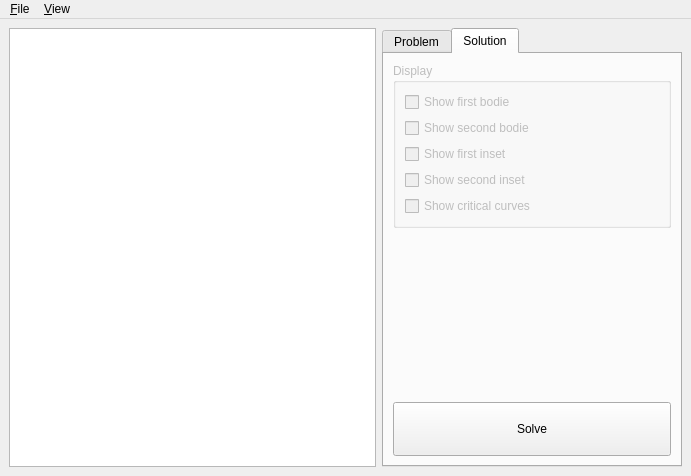
First picture: the form in src/mainwindow.ui, repository Manipulators/Manipulator, before the edit.
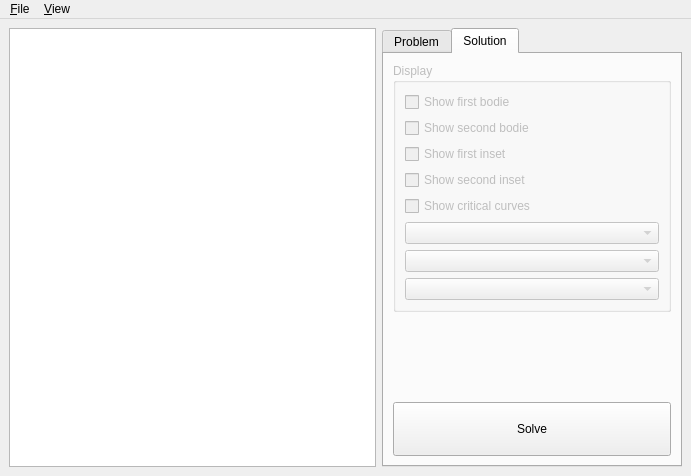
Second picture: the form after the edit. The open tabs and pages were chosen to show the change.

Commit message: Saving the symbolic description of the ACS cells

Patch:
```diff
--- a/src/mainwindow.ui
+++ b/src/mainwindow.ui
@@ -389,6 +389,15 @@
              </property>
             </widget>
            </item>
+           <item>
+            <widget class="QComboBox" name="comboBoxNonCriticalRegion"/>
+           </item>
+           <item>
+            <widget class="QComboBox" name="comboBoxAdmissibleConfigurationSpaceCell"/>
+           </item>
+           <item>
+            <widget class="QComboBox" name="comboBoxGraspConfigurationSpaceCell"/>
+           </item>
           </layout>
          </widget>
         </item>
```
The commit also changes 6 other files.
